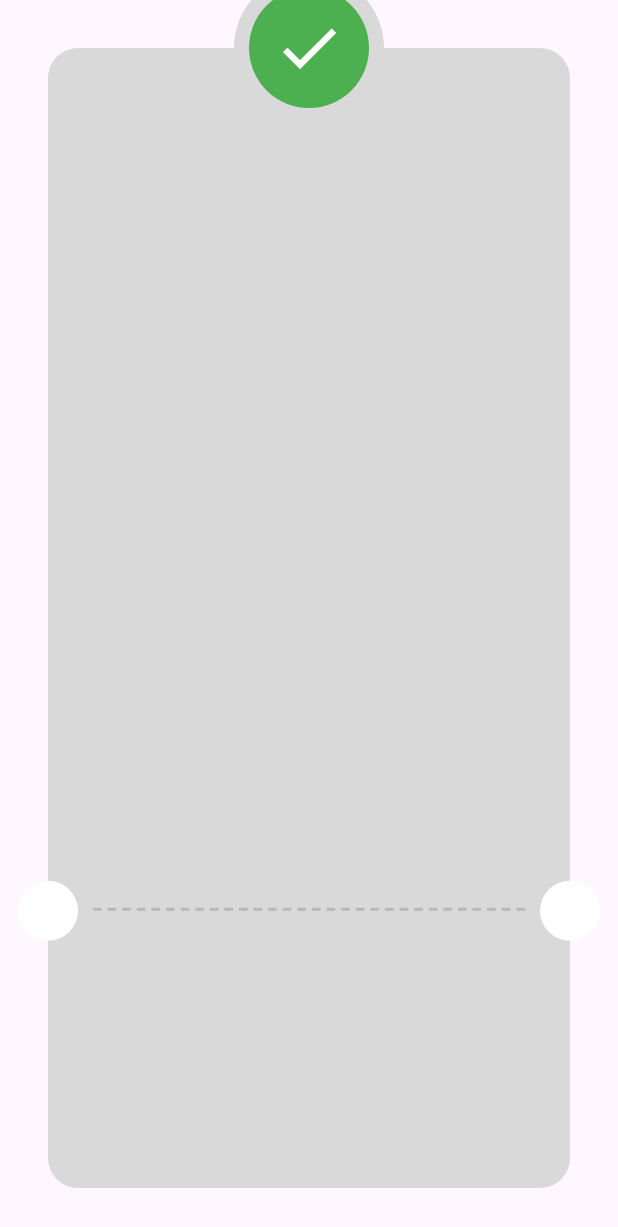
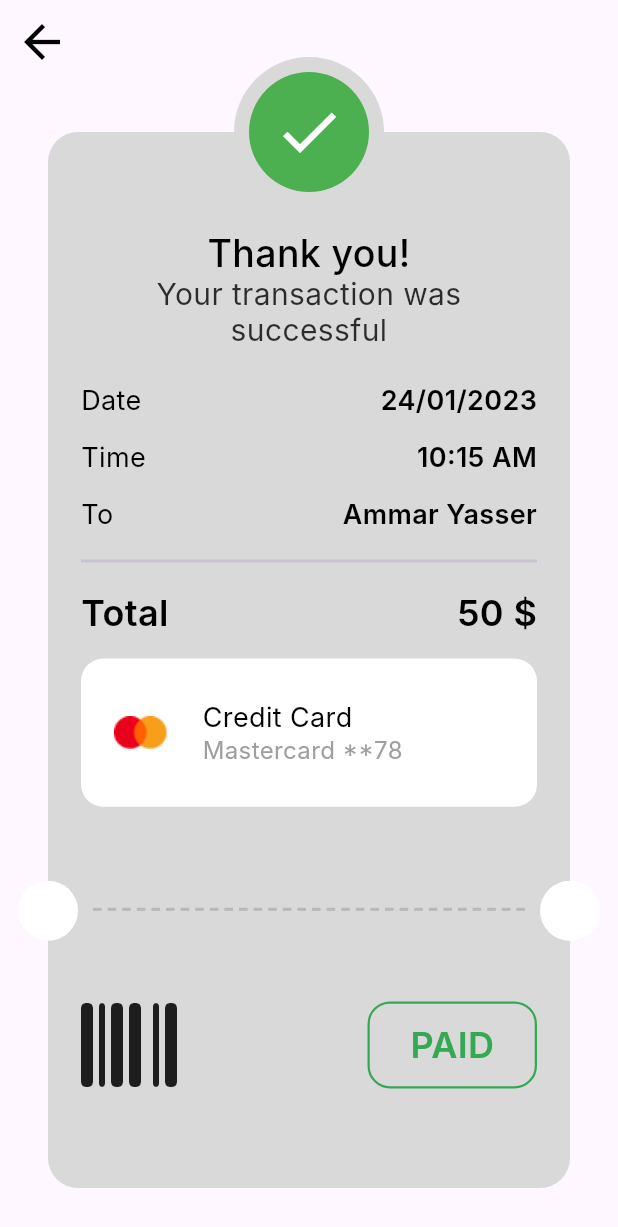
Before and after one commit to ammar74/Payment-Integration, a Flutter app: the ThankYouView screen opened directly, on a phone screen of 412 x 824 dp. Shown: the top 1227 px of the screen. Run offline on Flutter 3.47's test engine with Material 3 defaults, Android fonts, the phone set to English and light mode, and no system bars; our stand-ins replace flutter_credit_card, flutter_svg, font_awesome_flutter; Roboto replaces fonts that are missing (Inter).

Commit message:
finish project UI

```diff
--- a/lib/core/utils/styles.dart
+++ b/lib/core/utils/styles.dart
@@ -48,4 +48,12 @@ abstract class Styles {
     fontWeight: FontWeight.w600,
     height: 0,
   );
+
+  static const TextStyle style16 = TextStyle(
+    color: Colors.grey,
+    fontSize: 16,
+    fontFamily: 'Inter',
+    fontWeight: FontWeight.w400,
+    height: 0,
+  );
 }
--- a/lib/core/widgets/custom_app_bar.dart
+++ b/lib/core/widgets/custom_app_bar.dart
@@ -1,7 +1,7 @@
 import 'package:flutter/material.dart';
 import 'package:payment/core/utils/styles.dart';
 
-AppBar buildAppBar({required final String title}) {
+AppBar buildAppBar({final String? title, void Function()? onPressed}) {
   return AppBar(
     elevation: 0,
     backgroundColor: Colors.transparent,
@@ -9,10 +9,11 @@ AppBar buildAppBar({required final String title}) {
       icon: const Icon(
         Icons.arrow_back,
         color: Colors.black,
+        size: 36,
       ),
-      onPressed: () {},
+      onPressed: onPressed,
     ),
     centerTitle: true,
-    title: Text(title, style: Styles.style25),
+    title: Text(title ?? '', style: Styles.style25),
   );
 }
--- a/lib/features/payment/presentation/views/payment_details_view.dart
+++ b/lib/features/payment/presentation/views/payment_details_view.dart
@@ -8,8 +8,13 @@ class PaymentDetailsView extends StatelessWidget {
   @override
   Widget build(BuildContext context) {
     return Scaffold(
-      appBar: buildAppBar(title: 'Payment Details'),
-      body: PaymentDetailsViewBody(),
+      appBar: buildAppBar(
+        title: 'Payment Details',
+        onPressed: () {
+          Navigator.of(context).pop();
+        },
+      ),
+      body: const PaymentDetailsViewBody(),
     );
   }
 }
--- a/lib/features/payment/presentation/views/thank_you_view.dart
+++ b/lib/features/payment/presentation/views/thank_you_view.dart
@@ -1,4 +1,5 @@
 import 'package:flutter/material.dart';
+import 'package:payment/core/widgets/custom_app_bar.dart';
 import 'package:payment/features/payment/presentation/views/widgets/thank_you_view_body.dart';
 
 class ThankYouView extends StatelessWidget {
@@ -6,10 +7,13 @@ class ThankYouView extends StatelessWidget {
 
   @override
   Widget build(BuildContext context) {
-    return const SafeArea(
-      child: Scaffold(
-        body: ThankYouViewBody(),
+    return Scaffold(
+      appBar: buildAppBar(
+        onPressed: () {
+          Navigator.of(context).pop();
+        },
       ),
+      body: const ThankYouViewBody(),
     );
   }
 }
--- /dev/null
+++ b/lib/features/payment/presentation/views/widgets/card_info_widget.dart
@@ -0,0 +1,47 @@
+import 'package:flutter/material.dart';
+import 'package:payment/core/utils/styles.dart';
+
+class CardInfoWidget extends StatelessWidget {
+  const CardInfoWidget({
+    super.key,
+  });
+
+  @override
+  Widget build(BuildContext context) {
+    return Container(
+      width: double.infinity,
+      height: MediaQuery.sizeOf(context).width * 0.24,
+      decoration: ShapeDecoration(
+        color: Colors.white,
+        shape: RoundedRectangleBorder(
+          borderRadius: BorderRadius.circular(15),
+        ),
+      ),
+      child: Padding(
+        padding: const EdgeInsets.symmetric(horizontal: 22),
+        child: Row(
+          children: [
+            Image.asset('assets/images/logo.png'),
+            const SizedBox(
+              width: 23,
+            ),
+            const Column(
+              mainAxisAlignment: MainAxisAlignment.center,
+              crossAxisAlignment: CrossAxisAlignment.start,
+              children: [
+                Text(
+                  'Credit Card',
+                  style: Styles.style18,
+                ),
+                Text(
+                  'Mastercard **78 ',
+                  style: Styles.style16,
+                ),
+              ],
+            )
+          ],
+        ),
+      ),
+    );
+  }
+}
--- a/lib/features/payment/presentation/views/widgets/custom_check_icon.dart
+++ b/lib/features/payment/presentation/views/widgets/custom_check_icon.dart
@@ -7,7 +7,7 @@ class CustomCheckIcon extends StatelessWidget {
 
   @override
   Widget build(BuildContext context) {
-    return CircleAvatar(
+    return const CircleAvatar(
       radius: 50,
       backgroundColor: Color(0xFFD9D9D9),
       child: CircleAvatar(
--- /dev/null
+++ b/lib/features/payment/presentation/views/widgets/payment_item_info.dart
@@ -0,0 +1,26 @@
+import 'package:flutter/material.dart';
+import 'package:payment/core/utils/styles.dart';
+
+class PaymentItemInfo extends StatelessWidget {
+  const PaymentItemInfo({super.key, required this.title, required this.value});
+
+  final String title, value;
+
+  @override
+  Widget build(BuildContext context) {
+    return Row(
+      mainAxisAlignment: MainAxisAlignment.spaceBetween,
+      children: [
+        Text(
+          title,
+          textAlign: TextAlign.center,
+          style: Styles.style18,
+        ),
+        Text(
+          value,
+          style: Styles.styleBold18,
+        ),
+      ],
+    );
+  }
+}
--- a/lib/features/payment/presentation/views/widgets/thank_you_card.dart
+++ b/lib/features/payment/presentation/views/widgets/thank_you_card.dart
@@ -1,4 +1,9 @@
 import 'package:flutter/material.dart';
+import 'package:font_awesome_flutter/font_awesome_flutter.dart';
+import 'package:payment/core/utils/styles.dart';
+import 'package:payment/features/payment/presentation/views/widgets/card_info_widget.dart';
+import 'package:payment/features/payment/presentation/views/widgets/payment_item_info.dart';
+import 'package:payment/features/payment/presentation/views/widgets/total_price.dart';
 
 class ThankYouCard extends StatelessWidget {
   const ThankYouCard({
@@ -8,12 +13,91 @@ class ThankYouCard extends StatelessWidget {
   @override
   Widget build(BuildContext context) {
     return Container(
+      width: double.infinity,
       decoration: ShapeDecoration(
         color: const Color(0xFFD9D9D9),
         shape: RoundedRectangleBorder(
           borderRadius: BorderRadius.circular(20),
         ),
       ),
+      child: Padding(
+        padding: const EdgeInsets.only(top: 50 + 16, right: 22, left: 22),
+        child: Column(
+          children: [
+            const Text(
+              'Thank you!',
+              textAlign: TextAlign.center,
+              style: Styles.style25,
+            ),
+            Text(
+              'Your transaction was successful',
+              textAlign: TextAlign.center,
+              style: Styles.style20,
+            ),
+            const SizedBox(
+              height: 24,
+            ),
+            const PaymentItemInfo(
+              title: 'Date',
+              value: '24/01/2023',
+            ),
+            const SizedBox(
+              height: 16,
+            ),
+            const PaymentItemInfo(
+              title: 'Time',
+              value: '10:15 AM',
+            ),
+            const SizedBox(
+              height: 16,
+            ),
+            const PaymentItemInfo(
+              title: 'To',
+              value: 'Ammar Yasser',
+            ),
+            const Divider(
+              thickness: 2,
+              height: 40,
+            ),
+            const TotalPrice(value: '50 \$'),
+            const SizedBox(
+              height: 16,
+            ),
+            const CardInfoWidget(),
+            const Spacer(),
+            Row(
+              mainAxisAlignment: MainAxisAlignment.spaceBetween,
+              children: [
+                const Icon(
+                  FontAwesomeIcons.barcode,
+                  size: 64,
+                ),
+                Container(
+                  width: 113,
+                  height: 58,
+                  decoration: ShapeDecoration(
+                    shape: RoundedRectangleBorder(
+                      side: const BorderSide(
+                          width: 1.50, color: Color(0xFF34A853)),
+                      borderRadius: BorderRadius.circular(15),
+                    ),
+                  ),
+                  child: Center(
+                    child: Text(
+                      'PAID',
+                      style: Styles.style24
+                          .copyWith(color: const Color(0xFF34A853)),
+                    ),
+                  ),
+                )
+              ],
+            ),
+            SizedBox(
+              height: ((MediaQuery.sizeOf(context).height * 0.2 + 20) / 2) - 29,
+            )
+          ],
+        ),
+      ),
     );
   }
 }
--- a/pubspec.yaml
+++ b/pubspec.yaml
@@ -11,6 +11,7 @@ dependencies:
     sdk: flutter
   flutter_credit_card: ^4.0.1
   flutter_svg: ^2.0.9
+  font_awesome_flutter: ^10.6.0
 
 dev_dependencies:
   flutter_lints: ^2.0.0
```
Also changed, not shown: assets/images/logo.png (added), pubspec.lock.
